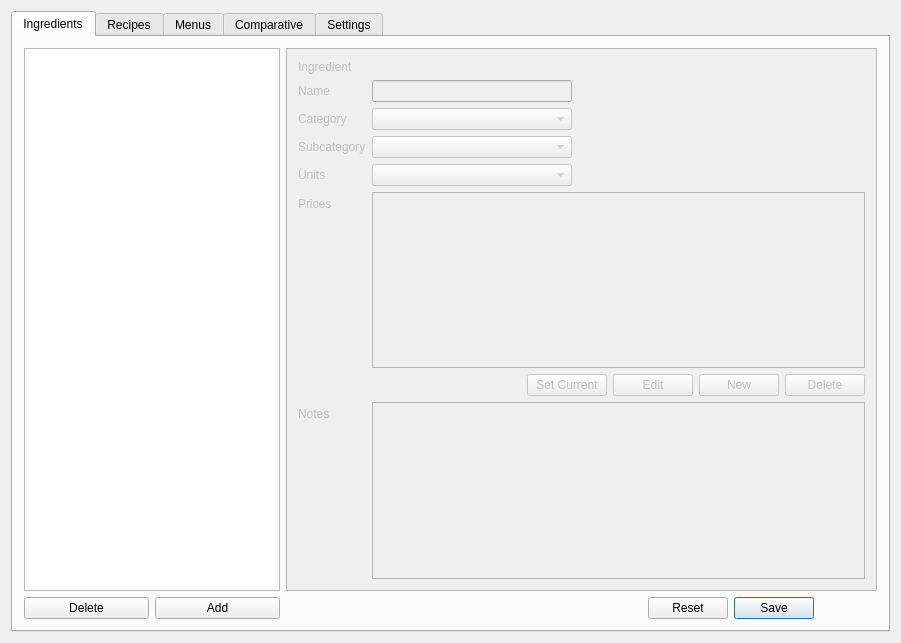
First picture: the form in mainwindow.ui, repository Greezael/sukaldu, before the edit.
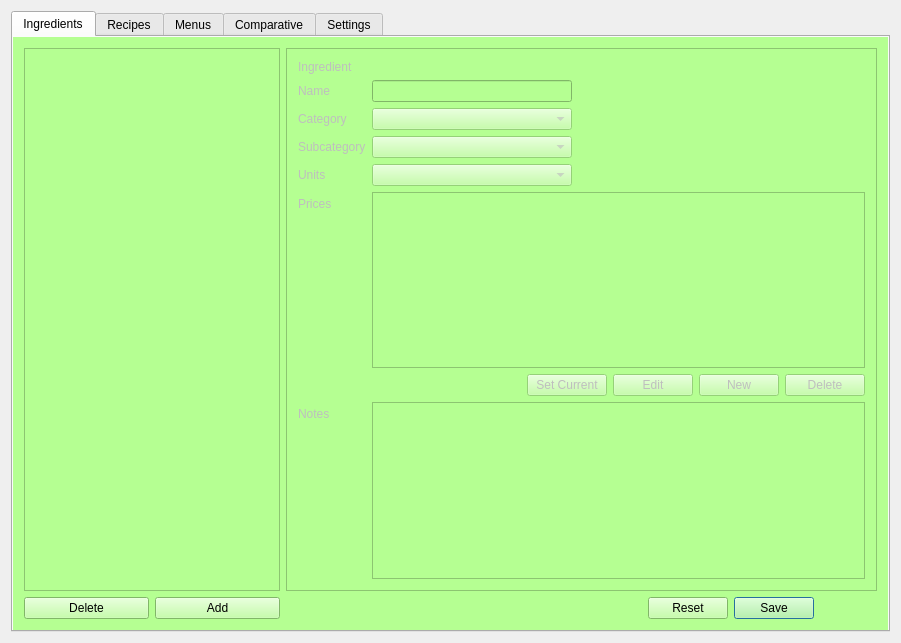
Second picture: the form after the edit.

Commit message: Changed tab background colors

The edit to the form file:
```diff
--- a/mainwindow.ui
+++ b/mainwindow.ui
@@ -21,6 +21,9 @@
        <number>0</number>
       </property>
       <widget class="QWidget" name="products">
+       <property name="styleSheet">
+        <string notr="true">background-color: rgb(181, 255, 146);</string>
+       </property>
        <attribute name="title">
         <string>Ingredients</string>
        </attribute>
```
Left out of the diff: 6 changed lines with no effect on the pictures.
